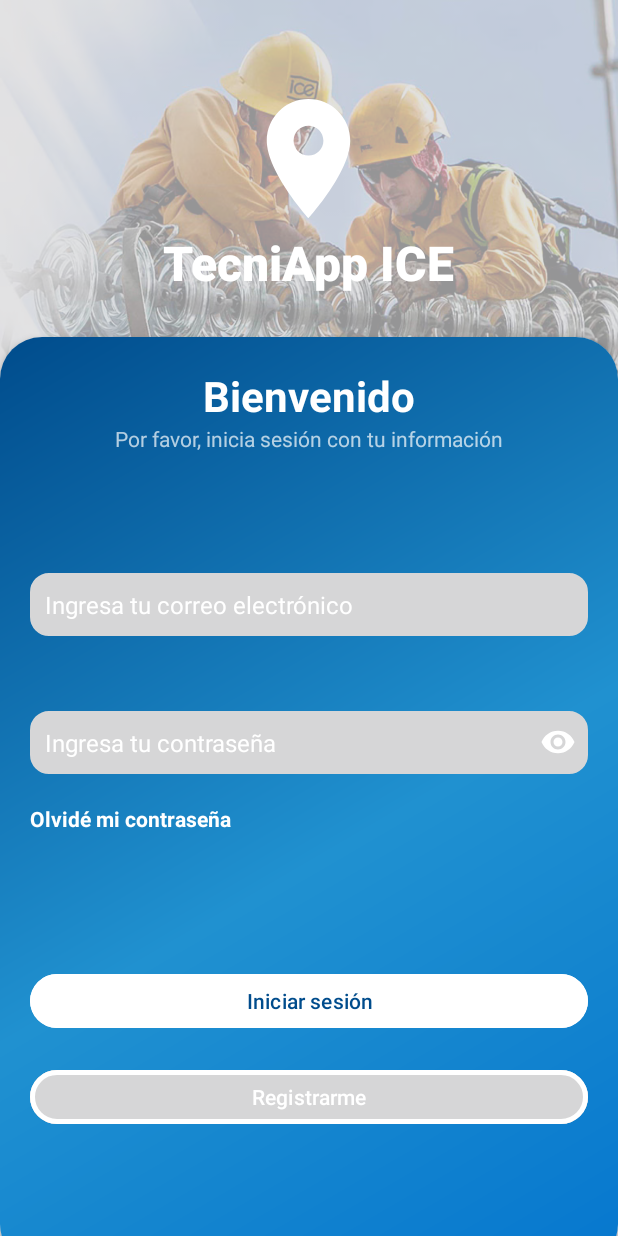
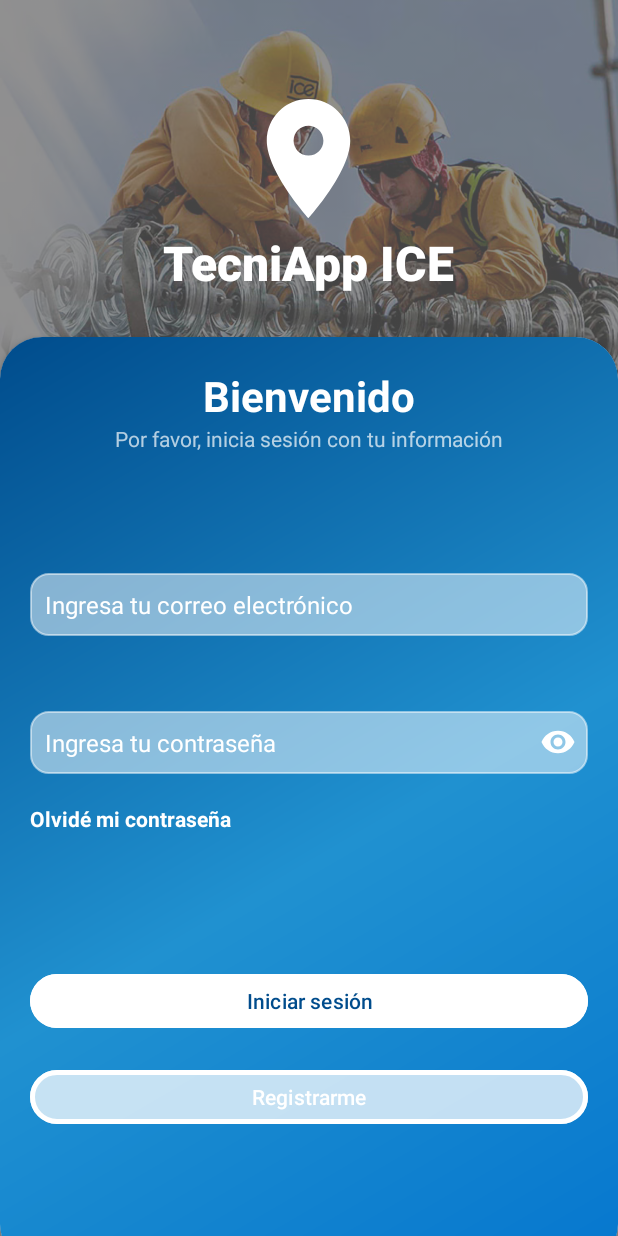
Before and after one commit to Aragon2001/TecniApp_ICE, an Android app: the screen it shows after launch (LoginActivity), on a phone screen of 412 x 824 dp. Run offline under Robolectric (Android 15) with nearby library versions, the phone set to English and light mode, and no system bars; our stand-ins replace Firebase (no records; nobody signed in at launch, a user with empty details on screens opened directly); 2 statements that could not run were skipped.

Commit message:
Define white_translucent color and fix chip style

```diff
--- a/app/src/main/res/layout/item_averia.xml
+++ b/app/src/main/res/layout/item_averia.xml
@@ -31,7 +31,7 @@
 
         <com.google.android.material.chip.Chip
             android:id="@+id/chipEstado"
-            style="@style/Widget.Material3.Chip.Elevated"
+            style="@style/Widget.Material3.Chip.Assist.Elevated"
             android:layout_width="wrap_content"
             android:layout_height="wrap_content"
             app:layout_constraintEnd_toEndOf="parent"
--- a/app/src/main/res/values/colors.xml
+++ b/app/src/main/res/values/colors.xml
@@ -51,4 +51,10 @@
 
     <!-- Outline suave -->
     <color name="outline_soft">#1F000000</color>
+
+    <!-- Colores utilitarios -->
+    <color name="light_gray">#B3B3B3</color>
+    <color name="dark_gray">#616161</color>
+    <color name="red">#D32F2F</color>
+    <color name="white_translucent">#80FFFFFF</color>
 </resources>
```
